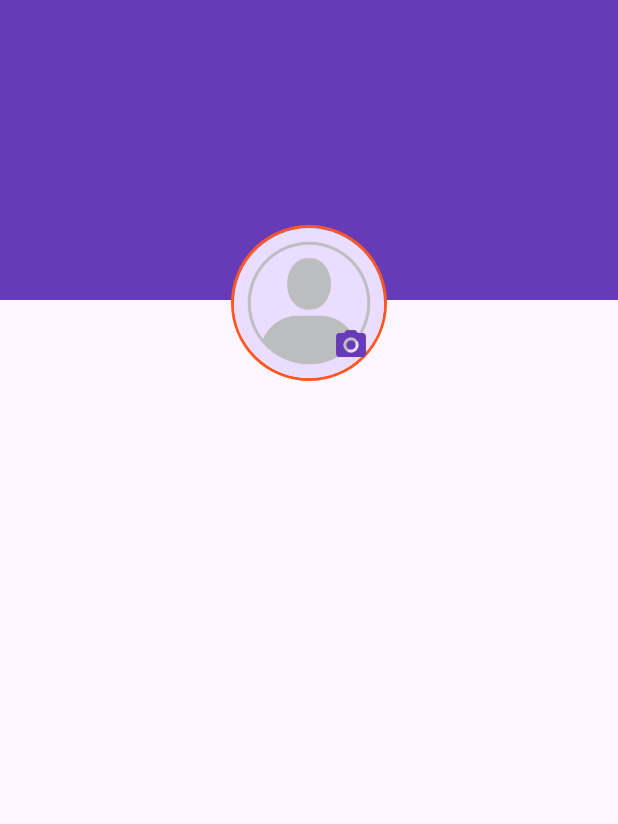
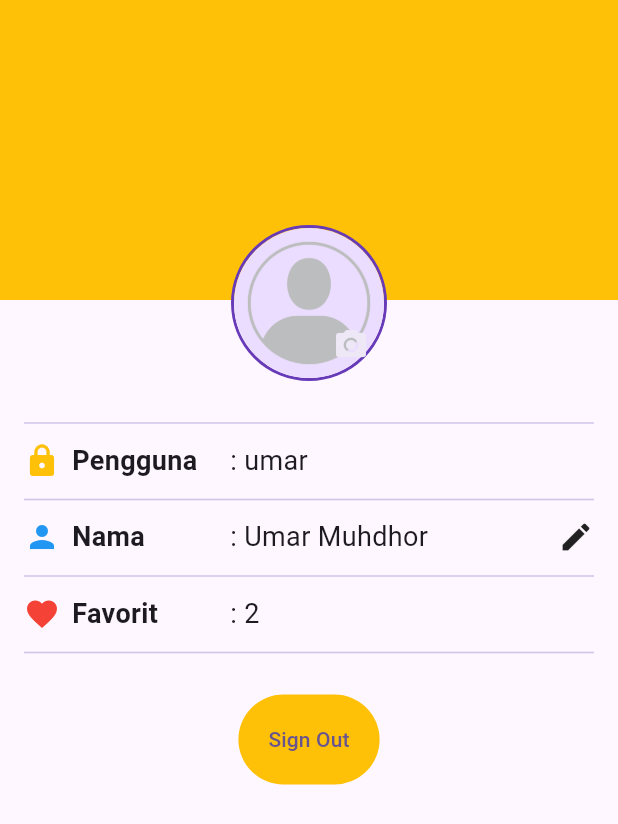
Before and after one commit to Mobile-Programming-MDP/materi-latihan-flutter-umarmuhdhor, a Flutter app: the ProfileScreen screen opened directly, on a phone screen of 412 x 824 dp. Shown: the top 824 px of the screen. Run offline on Flutter 3.47's test engine with Material 2 defaults, Android fonts, the phone set to English and light mode, and no system bars.

```diff
--- a/apk_wisata/lib/main.dart
+++ b/apk_wisata/lib/main.dart
@@ -1,6 +1,7 @@
 import 'package:apk_wisata/data/candi_data.dart';
 // import 'package:apk_wisata/screens/detail_screen.dart';
 import 'package:apk_wisata/screens/profile_screen.dart';
+import 'package:apk_wisata/screens/sign_in.dart';
 import 'package:flutter/material.dart';
 
 void main() {
@@ -18,7 +19,7 @@ class MyApp extends StatelessWidget {
         useMaterial3: true
       ),
       // home : DetailScreen(candi : candiList[0])
-      home: ProfileScreen(),
+      home: SignInScrenn(),
     );
   }
 
--- a/apk_wisata/lib/screens/profile_screen.dart
+++ b/apk_wisata/lib/screens/profile_screen.dart
@@ -1,4 +1,5 @@
 import 'package:flutter/material.dart';
+import 'package:apk_wisata/widget/profile_info_item.dart';
 
 class ProfileScreen extends StatefulWidget {
   const ProfileScreen({super.key});
@@ -8,24 +9,23 @@ class ProfileScreen extends StatefulWidget {
 }
 
 class _ProfileScreenState extends State<ProfileScreen> {
-  bool isSignin = true;
-  String fullName = "";
-  String userName = "";
-  int favoriteCandiCount = 0;
+  bool isSignedIn = true;
+  String fullName = 'Umar Muhdhor';
+  String userName = 'umar';
+  int favoriteCandiCount = 2;
 
   @override
   Widget build(BuildContext context) {
     return Scaffold(
       body: Stack(
+        alignment: Alignment.topCenter,
         children: [
           Container(
             height: 200,
             width: double.infinity,
-            color: Colors.deepPurple,
+            color: Colors.amber,
           ),
-          Padding(
-            padding: const EdgeInsets.symmetric(horizontal: 10),
-            child: Column(
+          Column(
             children: [
               Align(
                 alignment: Alignment.topCenter,
@@ -36,32 +36,109 @@ class _ProfileScreenState extends State<ProfileScreen> {
                     children: [
                       Container(
                         decoration: BoxDecoration(
-                                border: Border.all(
-                                    color: Colors.deepOrange, width: 2),
+                            border:
+                                Border.all(color: Colors.deepPurple, width: 2),
                             shape: BoxShape.circle),
-                            child: CircleAvatar(
+                        child: const CircleAvatar(
                           radius: 50,
                           backgroundImage:
                               AssetImage('images/placeholder_image.png'),
                         ),
                       ),
-                          if (isSignin)
+                      if (isSignedIn)
                         IconButton(
                             onPressed: () {},
                             icon: Icon(
                               Icons.camera_alt,
-                                  color: Colors.deepPurple,
+                              color: Colors.deepPurple[50],
                             ))
-                        ],
-                      )),
-                )
-                //TODO : 2. Buat Bagian Profile Header Yang berisi foto profile
-
-                //TODO : 3. Buat Bagian Profile Header Yang berisi info profile
-                //TODO : 4. Buat Bagian Profile Header Yang berisi TextButton Signin/SignOut
                     ],
                   ),
                 ),
+              ),
+              Padding(
+                padding: const EdgeInsets.symmetric(horizontal: 16),
+                child: Column(
+                  children: [
+                    const SizedBox(
+                      height: 20,
+                    ),
+                    Divider(
+                      color: Colors.deepPurple[100],
+                    ),
+                    const SizedBox(
+                      height: 4,
+                    ),
+                    ProfileInfoItem(
+                      icon: Icons.lock,
+                      label: 'Pengguna',
+                      value: userName,
+                      iconColor: Colors.amber,
+                    ),
+                    const SizedBox(
+                      height: 5,
+                    ),
+                    Divider(
+                      color: Colors.deepPurple[100],
+                    ),
+                    const SizedBox(
+                      height: 4,
+                    ),
+                    ProfileInfoItem(
+                        icon: Icons.person,
+                        label: 'Nama',
+                        value: fullName,
+                        showEditIcon: isSignedIn,
+                        onEditPressed: () {
+                          debugPrint('Icon edit ditekan ...');
+                        },
+                        iconColor: Colors.blue),
+                    const SizedBox(
+                      height: 5,
+                    ),
+                    Divider(
+                      color: Colors.deepPurple[100],
+                    ),
+                    const SizedBox(
+                      height: 4,
+                    ),
+                    ProfileInfoItem(
+                        icon: Icons.favorite,
+                        label: 'Favorit',
+                        value:
+                            favoriteCandiCount > 0 ? '$favoriteCandiCount' : '',
+                        iconColor: Colors.red),
+                    const SizedBox(
+                      height: 5,
+                    ),
+                    Divider(
+                      color: Colors.deepPurple[100],
+                    ),
+                    SizedBox(
+                      height: 20,
+                    ),
+                    isSignedIn
+                        ? TextButton(
+                            onPressed: () {},
+                            child: Text('Sign Out'),
+                            style: TextButton.styleFrom(
+                                backgroundColor: Colors.amber,
+                                padding: const EdgeInsets.all(20),
+                                elevation: 5),
+                          )
+                        : TextButton(
+                            onPressed: () {},
+                            child: Text('Sign In'),
+                            style: TextButton.styleFrom(
+                                backgroundColor: Colors.amber,
+                                padding: const EdgeInsets.all(20),
+                                elevation: 5),
+                          )
+                  ],
+                ),
+              ),
+            ],
+          )
         ],
       ),
     );
--- /dev/null
+++ b/apk_wisata/lib/widget/profile_info_item.dart
@@ -0,0 +1,55 @@
+import 'package:flutter/material.dart';
+
+class ProfileInfoItem extends StatelessWidget {
+  final IconData icon;
+  final String label;
+  final String value;
+  final bool showEditIcon;
+  final VoidCallback? onEditPressed;
+  final Color iconColor;
+
+  const ProfileInfoItem({
+    super.key,
+    required this.icon,
+    required this.label,
+    required this.value,
+    this.showEditIcon = false,
+    this.onEditPressed,
+    required this.iconColor,
+  });
+
+  @override
+  Widget build(BuildContext context) {
+    return Row(
+      children: [
+        SizedBox(
+          width: MediaQuery.of(context).size.width / 3,
+          child: Row(
+            children: [
+              Icon(
+                icon,
+                color: iconColor,
+              ),
+              const SizedBox(
+                width: 8,
+              ),
+              Text(
+                label,
+                style:
+                    const TextStyle(fontSize: 18, fontWeight: FontWeight.bold),
+              )
+            ],
+          ),
+        ),
+        Expanded(
+          child: Text(
+            ': $value',
+            style: const TextStyle(fontSize: 18),
+          ),
+        ),
+        if (showEditIcon)
+          InkWell(onTap: onEditPressed, child: const Icon(Icons.edit))
+      ],
+    );
+  }
+}
```
Also changed, not shown: apk_wisata/lib/screens/sign_in.dart (added, +89 -0 lines). Lines whose indentation alone changed are shown as unchanged.
